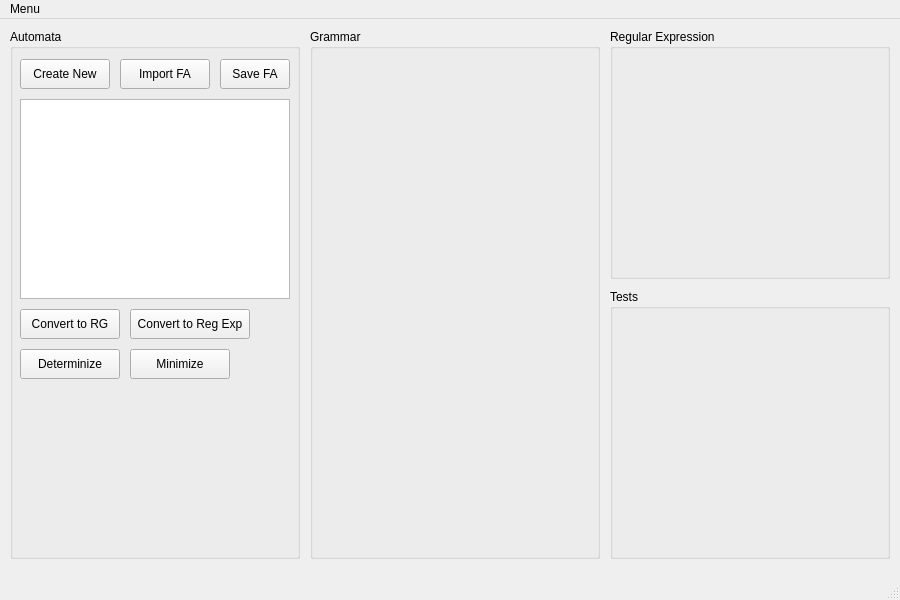
Above: ui/main_window.ui from ramnaq/midena before the change. Below: the same form after it.
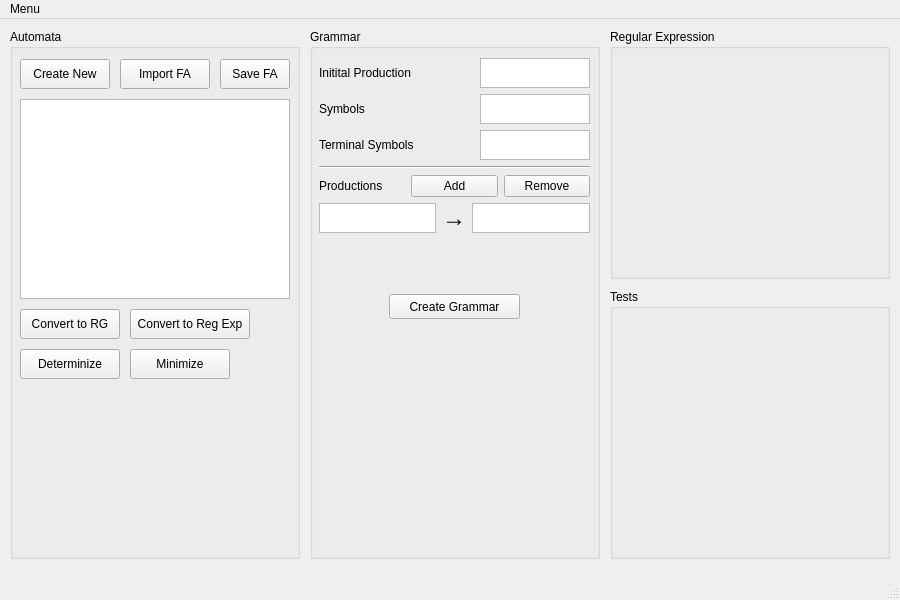
That is the form after the change.

Commit message: Grammar ui design (no functionality)

```diff
--- a/ui/main_window.ui
+++ b/ui/main_window.ui
@@ -155,6 +155,284 @@
     <property name="flat">
      <bool>false</bool>
     </property>
+    <widget class="QWidget" name="verticalLayoutWidget">
+     <property name="geometry">
+      <rect>
+       <x>9</x>
+       <y>29</y>
+       <width>271</width>
+       <height>261</height>
+      </rect>
+     </property>
+     <layout class="QVBoxLayout" name="verticalLayout">
+      <item>
+       <layout class="QHBoxLayout" name="horizontalLayout_4">
+        <property name="bottomMargin">
+         <number>0</number>
+        </property>
+        <item>
+         <widget class="QLabel" name="initialProdLabel">
+          <property name="text">
+           <string>Initital Production</string>
+          </property>
+          <property name="margin">
+           <number>5</number>
+          </property>
+         </widget>
+        </item>
+        <item>
+         <widget class="QTextEdit" name="initialProdTextEdit">
+          <property name="maximumSize">
+           <size>
+            <width>110</width>
+            <height>30</height>
+           </size>
+          </property>
+          <property name="font">
+           <font>
+            <pointsize>12</pointsize>
+           </font>
+          </property>
+          <property name="verticalScrollBarPolicy">
+           <enum>Qt::ScrollBarAlwaysOff</enum>
+          </property>
+          <property name="horizontalScrollBarPolicy">
+           <enum>Qt::ScrollBarAsNeeded</enum>
+          </property>
+          <property name="sizeAdjustPolicy">
+           <enum>QAbstractScrollArea::AdjustToContentsOnFirstShow</enum>
+          </property>
+         </widget>
+        </item>
+       </layout>
+      </item>
+      <item>
+       <layout class="QHBoxLayout" name="horizontalLayout_5">
+        <item>
+         <widget class="QLabel" name="symbolsLabel">
+          <property name="text">
+           <string>Symbols</string>
+          </property>
+          <property name="margin">
+           <number>5</number>
+          </property>
+         </widget>
+        </item>
+        <item>
+         <widget class="QTextEdit" name="symbolsTextEdit">
+          <property name="sizePolicy">
+           <sizepolicy hsizetype="Expanding" vsizetype="Expanding">
+            <horstretch>0</horstretch>
+            <verstretch>0</verstretch>
+           </sizepolicy>
+          </property>
+          <property name="maximumSize">
+           <size>
+            <width>110</width>
+            <height>30</height>
+           </size>
+          </property>
+          <property name="font">
+           <font>
+            <pointsize>12</pointsize>
+            <kerning>true</kerning>
+           </font>
+          </property>
+          <property name="layoutDirection">
+           <enum>Qt::LeftToRight</enum>
+          </property>
+          <property name="verticalScrollBarPolicy">
+           <enum>Qt::ScrollBarAlwaysOff</enum>
+          </property>
+         </widget>
+        </item>
+       </layout>
+      </item>
+      <item>
+       <layout class="QHBoxLayout" name="horizontalLayout_10">
+        <property name="bottomMargin">
+         <number>0</number>
+        </property>
+        <item>
+         <widget class="QLabel" name="terminalsLabel">
+          <property name="text">
+           <string>Terminal Symbols   </string>
+          </property>
+          <property name="margin">
+           <number>5</number>
+          </property>
+         </widget>
+        </item>
+        <item>
+         <widget class="QTextEdit" name="terminalsTextEdit">
+          <property name="maximumSize">
+           <size>
+            <width>110</width>
+            <height>30</height>
+           </size>
+          </property>
+          <property name="font">
+           <font>
+            <pointsize>12</pointsize>
+           </font>
+          </property>
+          <property name="verticalScrollBarPolicy">
+           <enum>Qt::ScrollBarAlwaysOff</enum>
+          </property>
+         </widget>
+        </item>
+       </layout>
+      </item>
+      <item>
+       <widget class="Line" name="line">
+        <property name="orientation">
+         <enum>Qt::Horizontal</enum>
+        </property>
+       </widget>
+      </item>
+      <item>
+       <layout class="QHBoxLayout" name="horizontalLayout_12">
+        <item>
+         <widget class="QLabel" name="prodsLabel">
+          <property name="text">
+           <string>Productions</string>
+          </property>
+          <property name="margin">
+           <number>5</number>
+          </property>
+         </widget>
+        </item>
+        <item>
+         <widget class="QPushButton" name="addProdBtn">
+          <property name="text">
+           <string>Add</string>
+          </property>
+         </widget>
+        </item>
+        <item>
+         <widget class="QPushButton" name="removeProdBtn">
+          <property name="text">
+           <string>Remove</string>
+          </property>
+         </widget>
+        </item>
+       </layout>
+      </item>
+      <item>
+       <layout class="QVBoxLayout" name="productionsLayout">
+        <property name="bottomMargin">
+         <number>0</number>
+        </property>
+        <item>
+         <layout class="QHBoxLayout" name="productionLayout">
+          <item>
+           <widget class="QTextEdit" name="prodAlphaTextEdit">
+            <property name="maximumSize">
+             <size>
+              <width>16777215</width>
+              <height>30</height>
+             </size>
+            </property>
+            <property name="font">
+             <font>
+              <pointsize>12</pointsize>
+              <stylestrategy>PreferDefault</stylestrategy>
+             </font>
+            </property>
+            <property name="autoFillBackground">
+             <bool>false</bool>
+            </property>
+            <property name="verticalScrollBarPolicy">
+             <enum>Qt::ScrollBarAlwaysOff</enum>
+            </property>
+            <property name="lineWrapMode">
+             <enum>QTextEdit::FixedColumnWidth</enum>
+            </property>
+           </widget>
+          </item>
+          <item>
+           <widget class="QLabel" name="prodArrowLabel">
+            <property name="maximumSize">
+             <size>
+              <width>16777215</width>
+              <height>30</height>
+             </size>
+            </property>
+            <property name="font">
+             <font>
+              <pointsize>18</pointsize>
+             </font>
+            </property>
+            <property name="text">
+             <string>→</string>
+            </property>
+           </widget>
+          </item>
+          <item>
+           <widget class="QTextEdit" name="probBetaTextEdit">
+            <property name="maximumSize">
+             <size>
+              <width>16777215</width>
+              <height>30</height>
+             </size>
+            </property>
+            <property name="font">
+             <font>
+              <pointsize>12</pointsize>
+             </font>
+            </property>
+            <property name="verticalScrollBarPolicy">
+             <enum>Qt::ScrollBarAlwaysOff</enum>
+            </property>
+           </widget>
+          </item>
+         </layout>
+        </item>
+       </layout>
+      </item>
+      <item>
+       <widget class="QLabel" name="label">
+        <property name="text">
+         <string/>
+        </property>
+       </widget>
+      </item>
+      <item>
+       <layout class="QHBoxLayout" name="horizontalLayout_11">
+        <property name="leftMargin">
+         <number>70</number>
+        </property>
+        <property name="topMargin">
+         <number>0</number>
+        </property>
+        <property name="rightMargin">
+         <number>70</number>
+        </property>
+        <property name="bottomMargin">
+         <number>0</number>
+        </property>
+        <item>
+         <widget class="QPushButton" name="pushButton">
+          <property name="minimumSize">
+           <size>
+            <width>0</width>
+            <height>25</height>
+           </size>
+          </property>
+          <property name="font">
+           <font>
+            <pointsize>9</pointsize>
+           </font>
+          </property>
+          <property name="text">
+           <string>Create Grammar</string>
+          </property>
+         </widget>
+        </item>
+       </layout>
+      </item>
+     </layout>
+    </widget>
    </widget>
    <widget class="QGroupBox" name="groupBox_3">
     <property name="geometry">
```
Left out of the diff: 2 changed lines with no effect on the pictures.
